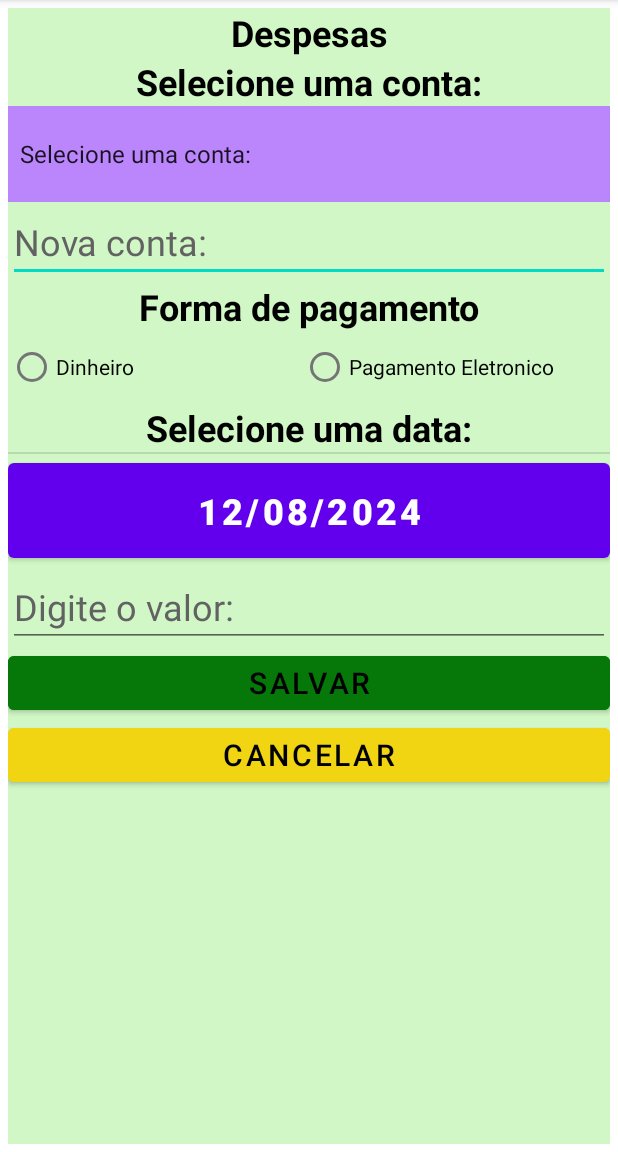
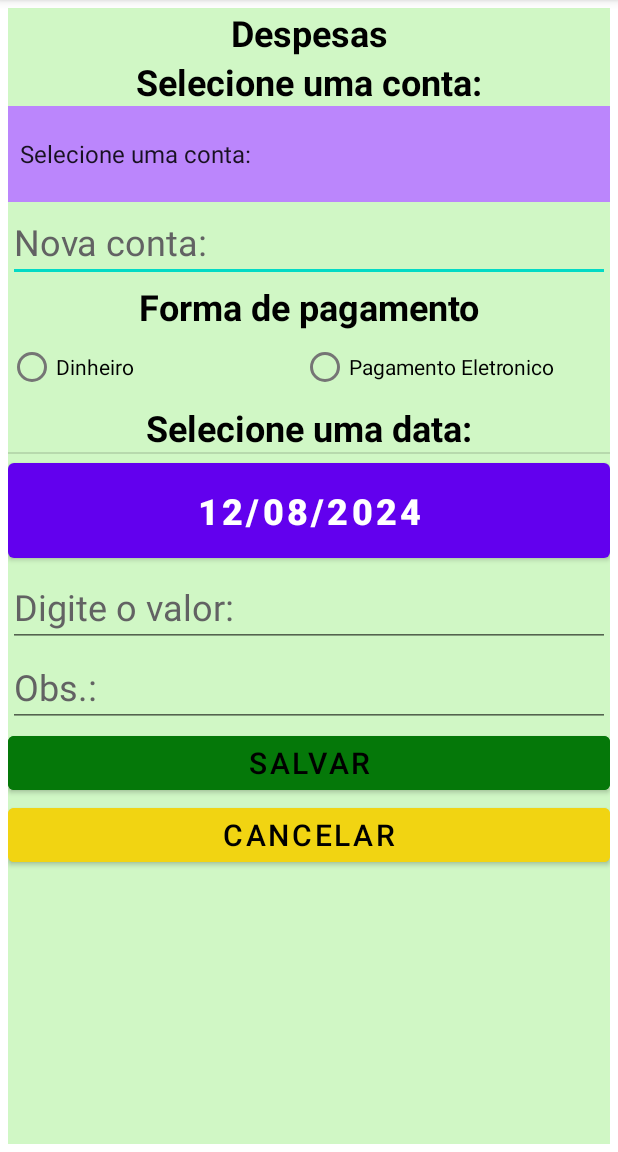
Before and after one commit to IvanRezini/App, an Android app: the screen it shows after launch (ContasActivity), after a tap on "CONTAS A PAGAR", on a phone screen of 412 x 824 dp, the part 84-1236 px from its top. Run offline under Robolectric (Android 15) with nearby library versions, the phone set to English and light mode, and no system bars.

Commit message:
Inclusão da obsrvação

```diff
--- a/app/src/main/java/com/example/administradorfinanceiro/Dao/AbastecimentoDao.java
+++ b/app/src/main/java/com/example/administradorfinanceiro/Dao/AbastecimentoDao.java
@@ -25,7 +25,8 @@ public class AbastecimentoDao extends  ContextoDb{
                 " ValorLitro VARCHAR NOT NULL," +
                 " Date VARCHAR NOT NULL," +
                 " kmPercorido VARCHAR NOT NULL," +
-                " Status VARCHAR "+
+                " Status VARCHAR, "+
+                "Obs VARCHAR "+
                 ");";
         return sql;
     }
@@ -38,6 +39,7 @@ public class AbastecimentoDao extends  ContextoDb{
         contentValues.put("ValorLitro",abastecimentoModel.getValorLitro());
         contentValues.put("Date",abastecimentoModel.getDate());
         contentValues.put("kmPercorido",abastecimentoModel.getKmPercorido());
+        contentValues.put("Obs",abastecimentoModel.getObs());
         contentValues.put("Status","A");
 
         try{
--- a/app/src/main/java/com/example/administradorfinanceiro/Dao/FinancasDao.java
+++ b/app/src/main/java/com/example/administradorfinanceiro/Dao/FinancasDao.java
@@ -24,7 +24,8 @@ public class FinancasDao extends ContextoDb{
                 " Date VARCHAR NOT NULL," +
                 " Valor VARCHAR NOT NULL," +
                 " EntradaSaida VARCHAR NOT NULL," +
-                " Status VARCHAR "+
+                " Status VARCHAR, " +
+                "Obs VARCHAR"+
                 ");";
         return sql;
     }
@@ -35,6 +36,7 @@ public class FinancasDao extends ContextoDb{
         contentValues.put("Origem",financasModel.getOrigem());
         contentValues.put("Date",financasModel.getDate());
         contentValues.put("Valor",financasModel.getValor());
+        contentValues.put("Obs",financasModel.getObs());
         contentValues.put("EntradaSaida",financasModel.getEntradaSaida());
         contentValues.put("Status","A");
         try{
--- a/app/src/main/java/com/example/administradorfinanceiro/Model/AbastecimentoModel.java
+++ b/app/src/main/java/com/example/administradorfinanceiro/Model/AbastecimentoModel.java
@@ -8,6 +8,11 @@ public class AbastecimentoModel {
     private String ValorLitro ;
     private String Date ;
     private String kmPercorido ;
+    private String Obs;
+
+    public String getObs() {return Obs;}
+
+    public void setObs(String obs) {Obs = obs;}
 
     public int getId() {
         return Id;
--- a/app/src/main/java/com/example/administradorfinanceiro/Model/FinancasModel.java
+++ b/app/src/main/java/com/example/administradorfinanceiro/Model/FinancasModel.java
@@ -9,6 +9,11 @@ public class FinancasModel {
     private String Date;
     private String Valor;
     private String EntradaSaida;//E entrada S saida N para pagamento em dinheiro no qual ja foi sacado
+    private String Obs;
+
+    public String getObs() {return Obs;}
+
+    public void setObs(String obs) {Obs = obs;}
 
     public int getId() {
         return Id;
--- a/app/src/main/java/com/example/administradorfinanceiro/Model/RelatorioAbastecimentoModel.java
+++ b/app/src/main/java/com/example/administradorfinanceiro/Model/RelatorioAbastecimentoModel.java
@@ -12,7 +12,11 @@ public class RelatorioAbastecimentoModel {
     private String Media;
     private String ValorTotal;
     private int Cor;///cor da linha do RelatorioActivity
+    private String Obs;
 
+    public String getObs() {return Obs;}
+
+    public void setObs(String obs) {Obs = obs;}
     public int getCor() { return Cor; }
 
     public void setCor(int cor) { Cor = cor; }
--- a/app/src/main/java/com/example/administradorfinanceiro/Views/ContasActivity.java
+++ b/app/src/main/java/com/example/administradorfinanceiro/Views/ContasActivity.java
@@ -36,6 +36,7 @@ public class ContasActivity extends AppCompatActivity {
     DatePickerDialog datePickerDialog;
     Button salvar;
     EditText valor;
+    EditText obs;
     EditText novaConta;
     Spinner conta;
     RadioGroup formaPagamento;
@@ -50,6 +51,7 @@ public class ContasActivity extends AppCompatActivity {
         date = (Button) findViewById(R.id.idDate);
         salvar = (Button) findViewById(R.id.idSalvar);
         valor = (EditText) findViewById(R.id.idValor);
+        obs = (EditText) findViewById(R.id.idObsConta);
         conta = (Spinner) findViewById(R.id.spinnerConta);
         novaConta = (EditText) findViewById(R.id.idNovaConta);
         formaPagamento = (RadioGroup) findViewById(R.id.idFormaPaga);
@@ -212,6 +214,7 @@ public class ContasActivity extends AppCompatActivity {
 f.setValor(valor.getText().toString().replaceAll(",", "."));
         ManipularData m = new ManipularData();
         f.setDate(m.DataBanco( date.getText().toString()));
+        f.setObs(obs.getText().toString());
         FinancasDao d = new FinancasDao(this);
         try {
             String mg=d.Inserir(f);
--- a/app/src/main/res/layout/activity_contas.xml
+++ b/app/src/main/res/layout/activity_contas.xml
@@ -138,6 +138,18 @@
           android:textColorHint="@color/cinzaHint"
           android:textSize="24sp" />
 
+      <EditText
+          android:id="@+id/idObsConta"
+          android:layout_width="match_parent"
+          android:layout_height="wrap_content"
+          android:focusable="auto"
+          android:focusableInTouchMode="true"
+          android:hint="@string/hintobs"
+          android:inputType="text"
+          android:textColorHighlight="@color/cinzaHint"
+          android:textColorHint="@color/cinzaHint"
+          android:textSize="24sp" />
+
       <Button
           android:id="@+id/idSalvar"
           android:layout_width="match_parent"
--- a/app/src/main/res/values/strings.xml
+++ b/app/src/main/res/values/strings.xml
@@ -34,6 +34,7 @@
     <string name="salvar">Salvar</string>
     <string name="cancel">Cancelar</string>
     <string name="gerar">Gerar relatorio</string>
+    <string name="hintobs">Obs.:</string>
 
     <string name="veicolo">Veicolos</string>
     <string name="excluir">Excluir</string>
```
Also changed, not shown: app/src/main/java/com/example/administradorfinanceiro/Controller/RelatorioController.java (+6 -2 lines), app/src/main/java/com/example/administradorfinanceiro/Model/RelatorioFinancasModel.java (+6 -3 lines), app/src/main/java/com/example/administradorfinanceiro/Views/AbastecimentoActivity.java (+11 -0 lines), app/src/main/java/com/example/administradorfinanceiro/Views/RelatorioActivity.java (+8 -0 lines), app/src/main/res/layout/activity_abastecimento.xml (+10 -0 lines).
